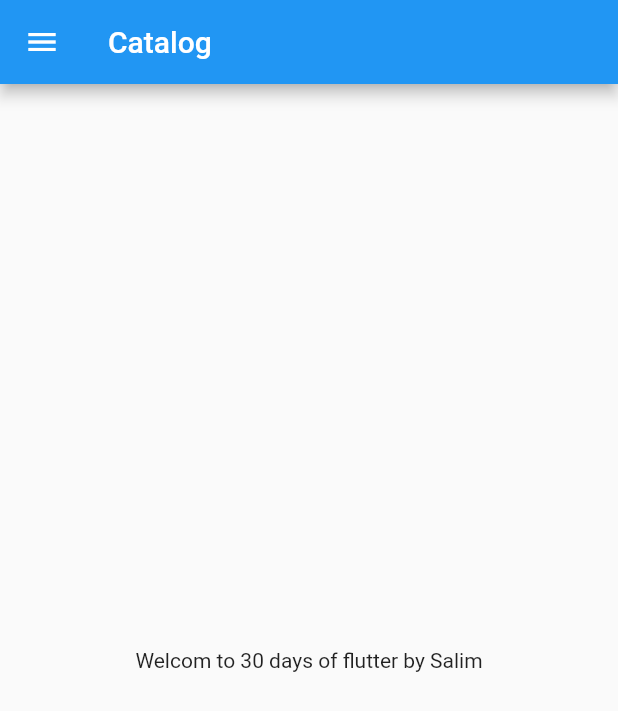
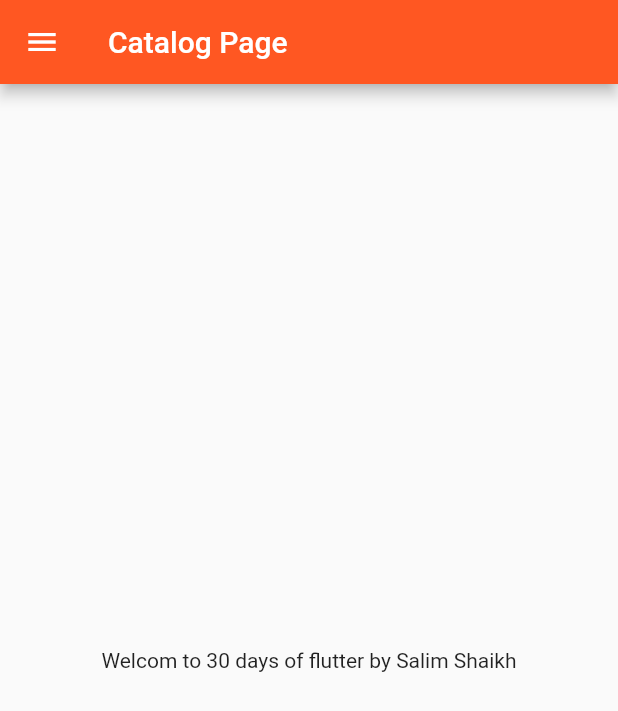
Before and after one commit to salimsheikh/30DaysOfFlutter, a Flutter app: the screen it shows after launch, on a phone screen of 412 x 824 dp. Shown: the top 711 px of the screen. Run offline on Flutter 3.47's test engine with Material 2 defaults, Android fonts, the phone set to English and light mode, and no system bars.

Commit message:
Day 3 Completed

```diff
--- a/lib/main.dart
+++ b/lib/main.dart
@@ -1,4 +1,6 @@
 import 'package:flutter/material.dart';
+import 'pages/homepage.dart';
+import 'pages/loginpage.dart';
 
 void main(List<String> args) {
   runApp(MyApp());
@@ -7,26 +9,17 @@ void main(List<String> args) {
 class MyApp extends StatelessWidget {
   @override
   Widget build(BuildContext context) {
-    return MaterialApp(home: HomePage());
-  }
-}
-
-class HomePage extends StatelessWidget {
-  int days = 30;
-  String name = "Salim";
-
-  @override
-  Widget build(BuildContext context) {
-    return Scaffold(
-      appBar: AppBar(
-        title: Text("Catalog"),
-      ),
-      drawer: Drawer(),
-      body: Center(
-        child: Container(
-          child: Text("Welcom to $days days of flutter by $name"),
-        ),
-      ),
+    return MaterialApp(
+      //home: LoginPage(),
+      themeMode: ThemeMode.light,
+      theme: ThemeData(primarySwatch: Colors.deepOrange),
+      darkTheme: ThemeData(brightness: Brightness.dark),
+      initialRoute: "/home",
+      routes: {
+        "/": (context) => HomePage(),
+        "/home": (context) => HomePage(),
+        "/login": (context) => LoginPage(),
+      },
     );
   }
 }
--- /dev/null
+++ b/lib/pages/homepage.dart
@@ -0,0 +1,21 @@
+import 'package:flutter/material.dart';
+
+class HomePage extends StatelessWidget {
+  int days = 30;
+  String name = "Salim Shaikh";
+
+  @override
+  Widget build(BuildContext context) {
+    return Scaffold(
+      appBar: AppBar(
+        title: Text("Catalog Page"),
+      ),
+      drawer: Drawer(),
+      body: Center(
+        child: Container(
+          child: Text("Welcom to $days days of flutter by $name"),
+        ),
+      ),
+    );
+  }
+}
```
Also changed, not shown: lib/pages/loginpage.dart (added, +21 -0 lines).
